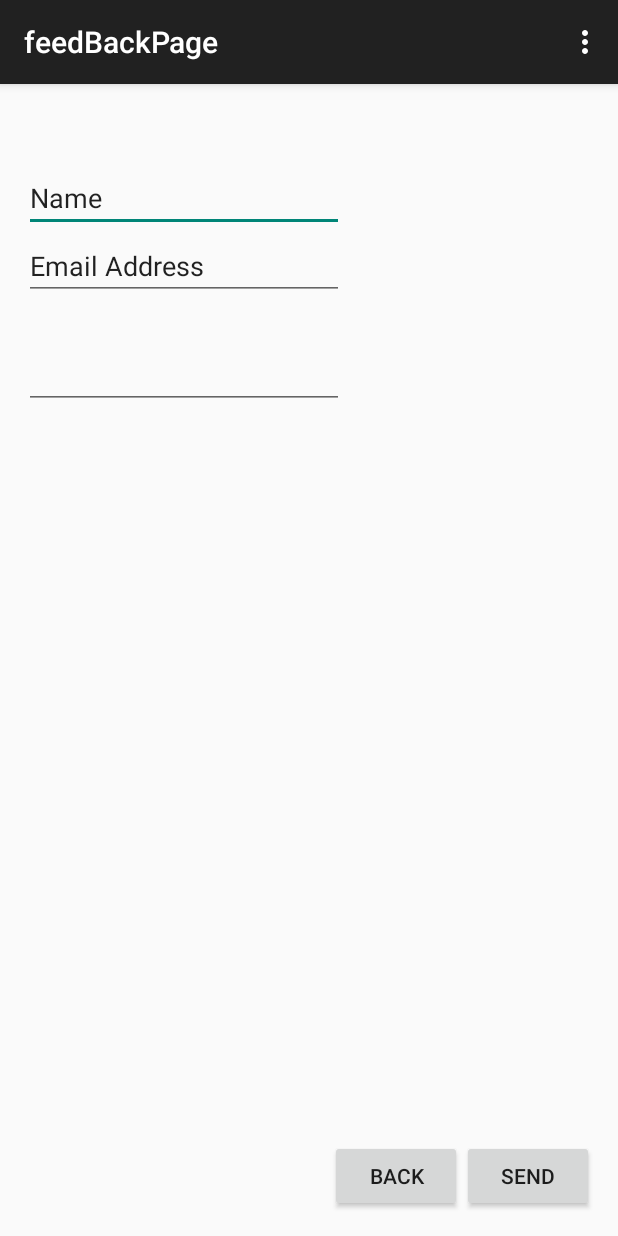
After one commit to Cnitz/CS307, an Android app: the feedBackPage screen opened directly, with no data from a screen before it, on a phone screen of 412 x 824 dp. The commit adds this screen. Run offline under Robolectric (Android 15) with nearby library versions, the phone set to English and light mode, and no system bars.

Commit message:
Created FeedBack Page for user to send Feedback -Sends emails to the developers Created Main Screen GUI -added buttons that redirects to pages -Made it stuck in landscape mode Added App Icon

```diff
--- /dev/null
+++ b/app/src/main/res/layout/activity_feed_back_page.xml
@@ -0,0 +1,64 @@
+<RelativeLayout xmlns:android="http://schemas.android.com/apk/res/android"
+    xmlns:tools="http://schemas.android.com/tools" android:layout_width="match_parent"
+    android:layout_height="match_parent" android:paddingLeft="@dimen/activity_horizontal_margin"
+    android:paddingRight="@dimen/activity_horizontal_margin"
+    android:paddingTop="@dimen/activity_vertical_margin"
+    android:paddingBottom="@dimen/activity_vertical_margin"
+    tools:context="cs307.com.playdeck.feedBackPage">
+
+
+    <Button
+        android:layout_width="wrap_content"
+        android:layout_height="wrap_content"
+        android:text="Send"
+        android:id="@+id/sendButton"
+        android:onClick="sendMessage"
+        android:layout_alignParentBottom="true"
+        android:layout_alignParentRight="true"
+        android:layout_alignParentEnd="true" />
+
+    <EditText
+        android:layout_width="wrap_content"
+        android:layout_height="wrap_content"
+        android:inputType="textPersonName"
+        android:text="Name"
+        android:ems="10"
+        android:id="@+id/editText"
+        android:layout_marginTop="37dp"
+        android:layout_alignParentTop="true"
+        android:layout_alignParentLeft="true"
+        android:layout_alignParentStart="true" />
+
+    <EditText
+        android:layout_width="wrap_content"
+        android:layout_height="wrap_content"
+        android:inputType="textEmailAddress"
+        android:ems="10"
+        android:id="@+id/editText2"
+        android:text="Email Address"
+        android:layout_below="@+id/editText"
+        android:layout_alignParentLeft="true"
+        android:layout_alignParentStart="true" />
+
+    <EditText
+        android:layout_width="wrap_content"
+        android:layout_height="wrap_content"
+        android:inputType="textMultiLine"
+        android:ems="10"
+        android:id="@+id/editText3"
+        android:layout_below="@+id/editText2"
+        android:layout_alignParentLeft="true"
+        android:layout_alignParentStart="true"
+        android:layout_marginTop="27dp" />
+
+    <Button
+        android:layout_width="wrap_content"
+        android:layout_height="wrap_content"
+        android:text="Back"
+        android:id="@+id/backButton"
+        android:onClick="goBack"
+        android:layout_alignTop="@+id/sendButton"
+        android:layout_toLeftOf="@+id/sendButton"
+        android:layout_toStartOf="@+id/sendButton" />
+
+</RelativeLayout>
--- /dev/null
+++ b/app/src/main/res/menu/menu_feed_back_page.xml
@@ -0,0 +1,6 @@
+<menu xmlns:android="http://schemas.android.com/apk/res/android"
+    xmlns:app="http://schemas.android.com/apk/res-auto"
+    xmlns:tools="http://schemas.android.com/tools" tools:context="cs307.com.playdeck.feedBackPage">
+    <item android:id="@+id/action_settings" android:title="@string/action_settings"
+        android:orderInCategory="100" app:showAsAction="never" />
+</menu>
--- a/app/src/main/res/values/strings.xml
+++ b/app/src/main/res/values/strings.xml
@@ -2,7 +2,8 @@
 <resources>
 
     <string name="app_name">PlayDeck</string>
-    <string name="hello_world">Hello world!</string>
+    <string name="hello_world"></string>
     <string name="action_settings">Settings</string>
+    <string name="title_activity_feed_back_page">feedBackPage</string>
 
 </resources>
--- a/app/src/main/res/values/styles.xml
+++ b/app/src/main/res/values/styles.xml
@@ -3,6 +3,7 @@
     <!-- Base application theme. -->
     <style name="AppTheme" parent="Theme.AppCompat.Light.DarkActionBar">
         <!-- Customize your theme here. -->
+
     </style>
 
 </resources>
```
Also changed, not shown: app/src/main/AndroidManifest.xml (+6 -1 lines), app/src/main/java/cs307/com/playdeck/MainActivity.java (+25 -1 lines), app/src/main/java/cs307/com/playdeck/feedBackPage.java (added, +79 -0 lines), app/src/main/res/layout/activity_main.xml (+56 -3 lines), app/src/main/res/layout/feedbackpage.xml (added, +11 -0 lines), app/src/main/res/drawable-hdpi/ic_launcher.png, app/src/main/res/drawable-mdpi/ic_launcher.png, app/src/main/res/drawable-xhdpi/ic_launcher.png, app/src/main/res/drawable-xxhdpi/button_menu.png (added), app/src/main/res/drawable-xxhdpi/ic_launcher.png, app/src/main/res/drawable-xxhdpi/ideaformainscreen.png (added), app/src/main/res/drawable-xxhdpi/settings_button.png (added), 2 other files.
